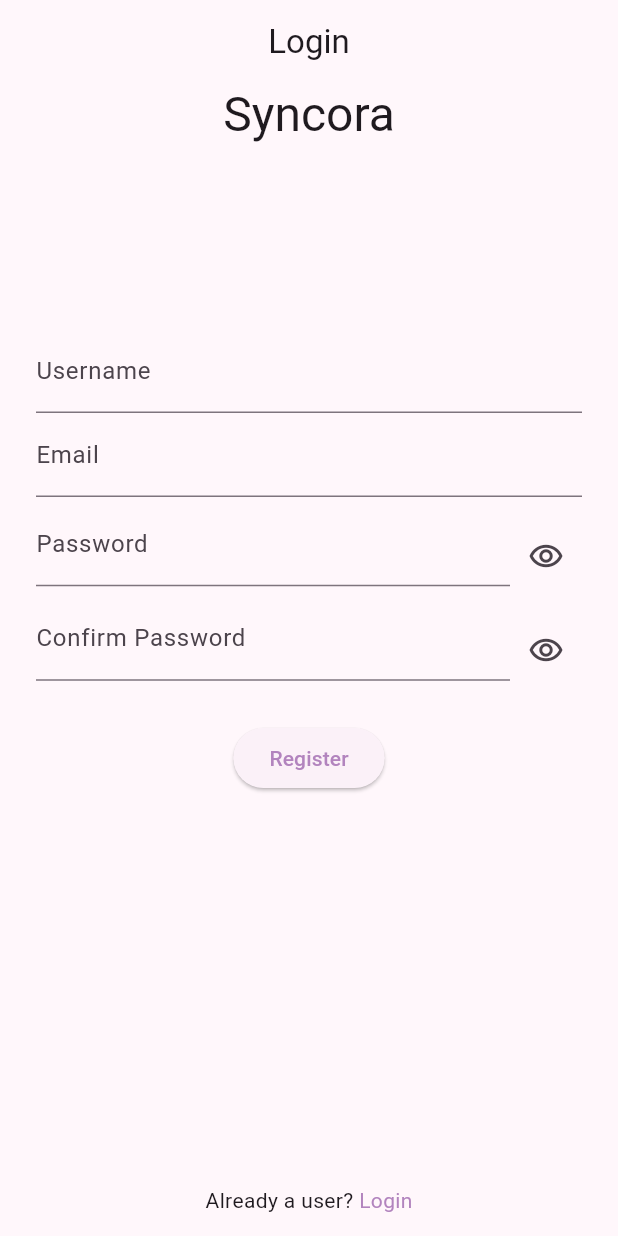
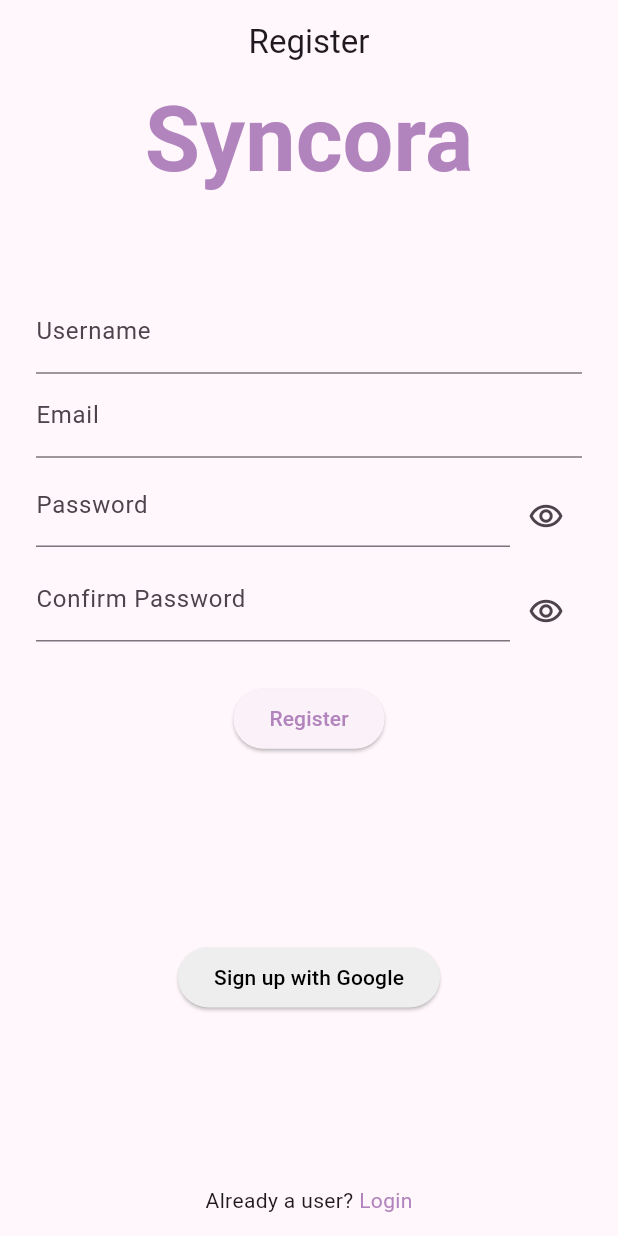
Before and after one commit to Dangere/syncora-frontend, a Flutter app: the RegisterPage screen opened by its route, on a phone screen of 412 x 824 dp. Run offline on Flutter 3.47's test engine with Material 3 defaults, Android fonts, the phone set to English and light mode, and no system bars; our stand-ins replace dio, email_validator, equatable, flutter_riverpod, flutter_secure_storage, go_router and 8 more; missing offline and left inert: color_hash, signalr_netcore; accounts and stored records are empty; Roboto replaces fonts that are missing (Cairo).

Commit message:
implemented google sign up and sign up options

```diff
--- a/lib/core/data/database_manager.dart
+++ b/lib/core/data/database_manager.dart
@@ -49,6 +49,7 @@ class DatabaseManager {
   Future<void> _onCreate(Database db, int version) async {
     await db.execute('''
       CREATE TABLE ${DatabaseTables.users}  (
+
         id INTEGER PRIMARY KEY,
         username TEXT UNIQUE NOT NULL,
         email TEXT UNIQUE NOT NULL,
@@ -128,12 +129,11 @@ class DatabaseManager {
   }
 
   Future<void> ensureDeleted() async {
+    Logger().d("Deleting database");
     String path = await getDatabasesPath();
     await deleteDatabase(join(path, "syncora_database.db"));
     await _db?.close();
     _db = null;
-
-    Logger().d("Deleted database");
   }
   // Future<void> insertRow(DatabaseTables table, Map<String, Object?> row) async {
   //   // Get a reference to the database.
--- a/lib/core/localization/l10n/intl_ar.arb
+++ b/lib/core/localization/l10n/intl_ar.arb
@@ -2,6 +2,7 @@
     "helloWorld": "هلا",
     "loginPageTitle": "تسجيل الدخول",
     "loginButton": "تسجيل الدخول",
+    "registerPageTitle": "التسجيل",
     "guestLoginButton": "تسجيل الدخول كضيف",
     "groupsFrontPageTitle": "المجموعات",
     "loginPage_guestPopTitle": "اسم الضيف",
--- a/lib/core/localization/l10n/intl_en.arb
+++ b/lib/core/localization/l10n/intl_en.arb
@@ -27,6 +27,10 @@
   "@loginPage_guestPopError_invalid": {
     "description": "The guest pop up error when text is invalid"
   },
+  "registerPageTitle": "Register",
+  "@registerPageTitle": {
+    "description": "The register title"
+  },
   "groupsFrontPageTitle": "Groups",
   "@groupsFrontPageTitle": {
     "description": "The title of the groups front page"
--- a/lib/core/network/outbox/outbox_service.dart
+++ b/lib/core/network/outbox/outbox_service.dart
@@ -27,7 +27,7 @@ class OutboxService {
   Future<Result<void>> enqueue(EnqueueRequest request) async {
     try {
       // TODO: Add some filtering here so if we are trying to add a task to a group that we delete, it should cancel out
-      await _outboxRepository.insertEntry(request.entry);
+      int entryId = await _outboxRepository.insertEntry(request.entry);
 
       if (request.onAfterEnqueue == null) return Result.success(null);
 
@@ -37,7 +37,7 @@ class OutboxService {
       if (result.isSuccess) return Result.success(null);
 
       // If it fails, we roll back the creation of the entry
-      await _outboxRepository.deleteEntry(request.entry.id!);
+      await _outboxRepository.deleteEntry(entryId);
       return result;
     } catch (e, stackTrace) {
       return Result.failure(ErrorMapper.map(e, stackTrace));
--- a/lib/core/network/outbox/repository/outbox_repository.dart
+++ b/lib/core/network/outbox/repository/outbox_repository.dart
@@ -9,10 +9,10 @@ class OutboxRepository {
   OutboxRepository({required databaseManager})
       : _databaseManager = databaseManager;
 
-  Future<void> insertEntry(OutboxEntry entry) async {
+  Future<int> insertEntry(OutboxEntry entry) async {
     Database db = await _databaseManager.getDatabase();
 
-    await db.insert(DatabaseTables.outbox, entry.toTable());
+    return await db.insert(DatabaseTables.outbox, entry.toTable());
   }
 
   Future<void> deleteEntry(int entryId) async {
--- /dev/null
+++ b/lib/features/authentication/models/google_register_user_info.dart
@@ -0,0 +1,6 @@
+class GoogleRegisterUserInfo {
+  final String username;
+  final String password;
+
+  GoogleRegisterUserInfo(this.username, this.password);
+}
--- a/lib/features/authentication/view/pages/register_page.dart
+++ b/lib/features/authentication/view/pages/register_page.dart
@@ -1,3 +1,5 @@
+import 'dart:async';
+
 import 'package:flutter/material.dart';
 import 'package:flutter_riverpod/flutter_riverpod.dart';
 import 'package:go_router/go_router.dart';
@@ -6,6 +8,7 @@ import 'package:syncora_frontend/common/widgets/overlay_loader.dart';
 import 'package:syncora_frontend/core/localization/generated/l10n/app_localizations.dart';
 import 'package:syncora_frontend/core/utils/snack_bar_alerts.dart';
 import 'package:syncora_frontend/core/utils/validators.dart';
+import 'package:syncora_frontend/features/authentication/models/google_register_user_info.dart';
 import 'package:syncora_frontend/features/authentication/viewmodel/auth_viewmodel.dart';
 
 class RegisterPage extends ConsumerStatefulWidget {
@@ -49,9 +52,18 @@ class _RegisterPageState extends ConsumerState<RegisterPage> {
           passwordController.text.trim());
     }
 
+    Future<GoogleRegisterUserInfo?> getUserInfo(String email) async {}
+
+    void googleRegister() {
+      ref.read(authNotifierProvider.notifier).registerUsingGoogle(
+            (p0) => getUserInfo(p0),
+          );
+    }
+
     return Scaffold(
       appBar: AppBar(
-        title: Center(child: Text(AppLocalizations.of(context).loginPageTitle)),
+        title:
+            Center(child: Text(AppLocalizations.of(context).registerPageTitle)),
       ),
       body: OverlayLoader(
         isLoading: user.isLoading,
@@ -60,7 +72,13 @@ class _RegisterPageState extends ConsumerState<RegisterPage> {
           mainAxisAlignment: MainAxisAlignment.spaceBetween,
           children: [
             // Title
-            Text("Syncora", style: Theme.of(context).textTheme.headlineLarge),
+            Text("Syncora",
+                style: Theme.of(context)
+                    .textTheme
+                    .headlineLarge!
+                    .copyWith(fontSize: 60)
+                    .copyWith(color: Theme.of(context).colorScheme.primary)
+                    .copyWith(fontWeight: FontWeight.bold)),
             // Forms and register button
             Form(
               key: _formKey,
@@ -188,11 +206,21 @@ class _RegisterPageState extends ConsumerState<RegisterPage> {
                     }),
                     AppSpacing.horizontalSpaceLg,
                     ElevatedButton(
-                        onPressed: register, child: Text("Register")),
+                        onPressed: register,
+                        child: Text(
+                            AppLocalizations.of(context).registerPageTitle)),
                   ],
                 ),
               ),
             ),
+            AppSpacing.horizontalSpaceLg,
+            ElevatedButton(
+                onPressed: googleRegister,
+                style: ButtonStyle(
+                    backgroundColor:
+                        MaterialStateProperty.all(Colors.grey.shade200)),
+                child: Text("Sign up with Google",
+                    style: const TextStyle(color: Colors.black))),
             AppSpacing.horizontalSpaceLg,
 
             // Footer
@@ -215,7 +243,7 @@ class _RegisterPageState extends ConsumerState<RegisterPage> {
                               .bodyMedium!
                               .copyWith(
                                   color: Theme.of(context).colorScheme.primary),
-                          "Login"),
+                          AppLocalizations.of(context).loginPageTitle),
                     ],
                   ),
                 )),
--- a/lib/features/home/view/page/home_page.dart
+++ b/lib/features/home/view/page/home_page.dart
@@ -1,6 +1,7 @@
 import 'package:flutter/material.dart';
 import 'package:flutter_riverpod/flutter_riverpod.dart';
 import 'package:go_router/go_router.dart';
+import 'package:syncora_frontend/common/providers/common_providers.dart';
 import 'package:syncora_frontend/common/providers/connection_provider.dart';
 import 'package:syncora_frontend/common/themes/app_sizes.dart';
 import 'package:syncora_frontend/common/widgets/syncing_icon.dart';
@@ -92,14 +93,14 @@ class _HomeScreenState extends ConsumerState<HomePage> {
             icon: const Icon(Icons.signal_wifi_connected_no_internet_4_rounded),
           ),
           IconButton(
-            onPressed: () {
+            onPressed: () async {
               // bool fakeOnline = ref.read(fakeBeingOnlineProvider);
               // ref.read(fakeBeingOnlineProvider.notifier).state = !fakeOnline;
 
               // ref.read(syncBackendNotifierProvider.notifier).test();
               // ref.read(syncBackendNotifierProvider.notifier).toggleSyncing();
               // Tests.printDb(ref);
-              Tests.printDb(ref);
+              Tests.printDb(await ref.read(localDbProvider).getDatabase());
             },
             tooltip: 'TEST',
             icon: const Icon(Icons.text_rotation_angleup_sharp),
--- a/lib/features/users/repositories/local_users_repository.dart
+++ b/lib/features/users/repositories/local_users_repository.dart
@@ -62,7 +62,7 @@ class LocalUsersRepository {
     return User.fromJson(user);
   }
 
-  // Removes users that dont belong to any group
+  // Removes users that dont belong to any group, except for the actual device user
   Future<void> purgeOrphanedUsers() async {
     final db = await _databaseManager.getDatabase();
     await db.rawQuery(
--- a/pubspec.yaml
+++ b/pubspec.yaml
@@ -52,6 +52,8 @@ dependencies:
   signalr_netcore: ^1.4.3
   equatable: ^2.0.7
   color_hash: ^1.0.1
+  google_sign_in: ^6.2.2
+  google_sign_in_web: ^0.12.4+3
 
 dev_dependencies:
   flutter_test:
```
Also changed, not shown: lib/core/tests.dart (+7 -14 lines), lib/features/authentication/repositories/auth_repository.dart (+32 -2 lines), lib/features/authentication/services/auth_service.dart (+91 -6 lines), lib/features/authentication/services/session_storage.dart (+8 -4 lines), lib/features/authentication/view/pages/login_page.dart (+22 -12 lines), lib/features/authentication/viewmodel/auth_viewmodel.dart (+37 -2 lines), lib/core/localization/generated/l10n/app_localizations.dart, lib/core/localization/generated/l10n/app_localizations_ar.dart, lib/core/localization/generated/l10n/app_localizations_en.dart, pubspec.lock, 3 other files.
